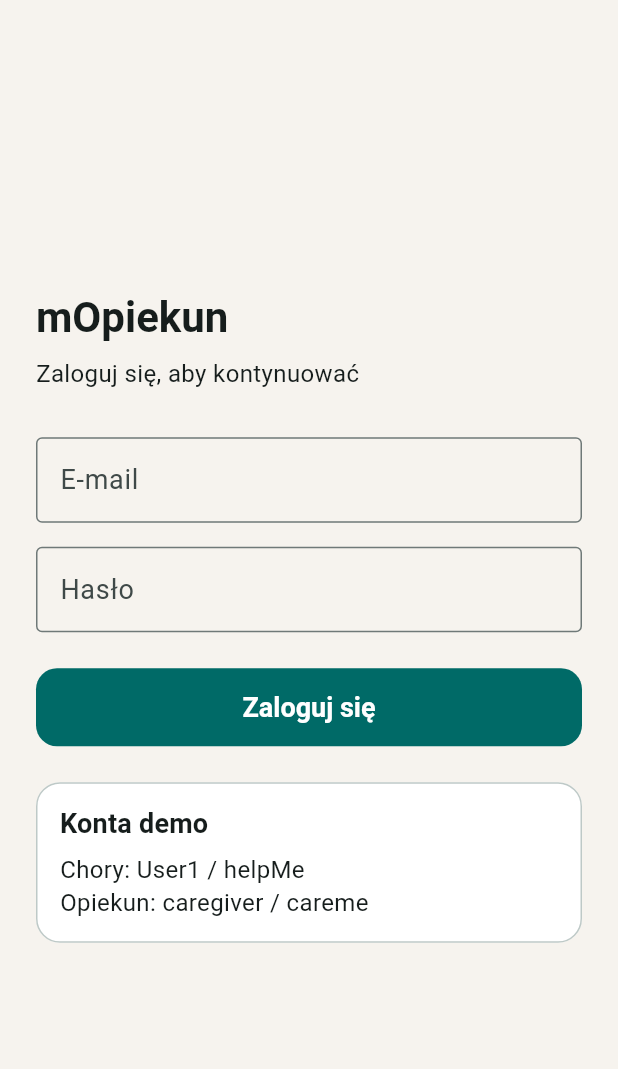
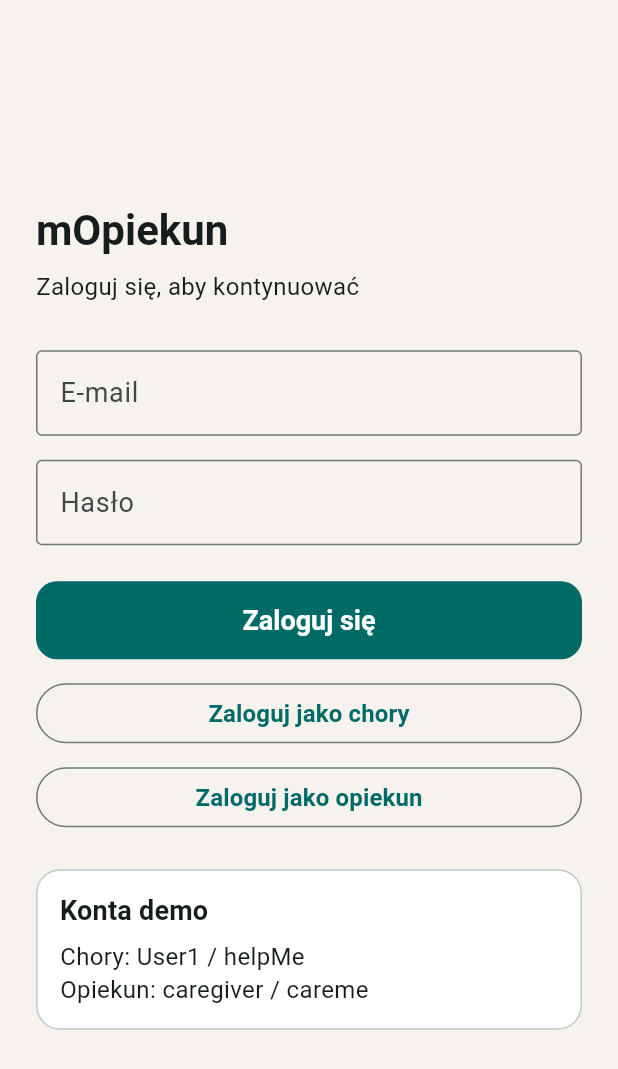
Before and after one commit to Cay00/mCare, a Flutter app: the screen it shows after launch, on a phone screen of 412 x 824 dp. Shown: the top 1069 px of the screen. Run offline on Flutter 3.47's test engine with Material 3 defaults, Android fonts, the phone set to English and light mode, and no system bars; accounts and stored records are empty.

Commit message:
feat: automatyczne logowanie przyciskiem

```diff
--- a/lib/screens/login_screen.dart
+++ b/lib/screens/login_screen.dart
@@ -79,6 +79,16 @@ class _LoginScreenState extends State<LoginScreen> {
                     onPressed: _submit,
                     child: const Text('Zaloguj się'),
                   ),
+                  const SizedBox(height: 12),
+                  OutlinedButton(
+                    onPressed: () => widget.auth.login('user1', 'helpMe'),
+                    child: const Text('Zaloguj jako chory'),
+                  ),
+                  const SizedBox(height: 8),
+                  OutlinedButton(
+                    onPressed: () => widget.auth.login('caregiver', 'careme'),
+                    child: const Text('Zaloguj jako opiekun'),
+                  ),
                   const SizedBox(height: 24),
                   Card(
                     child: Padding(
```
